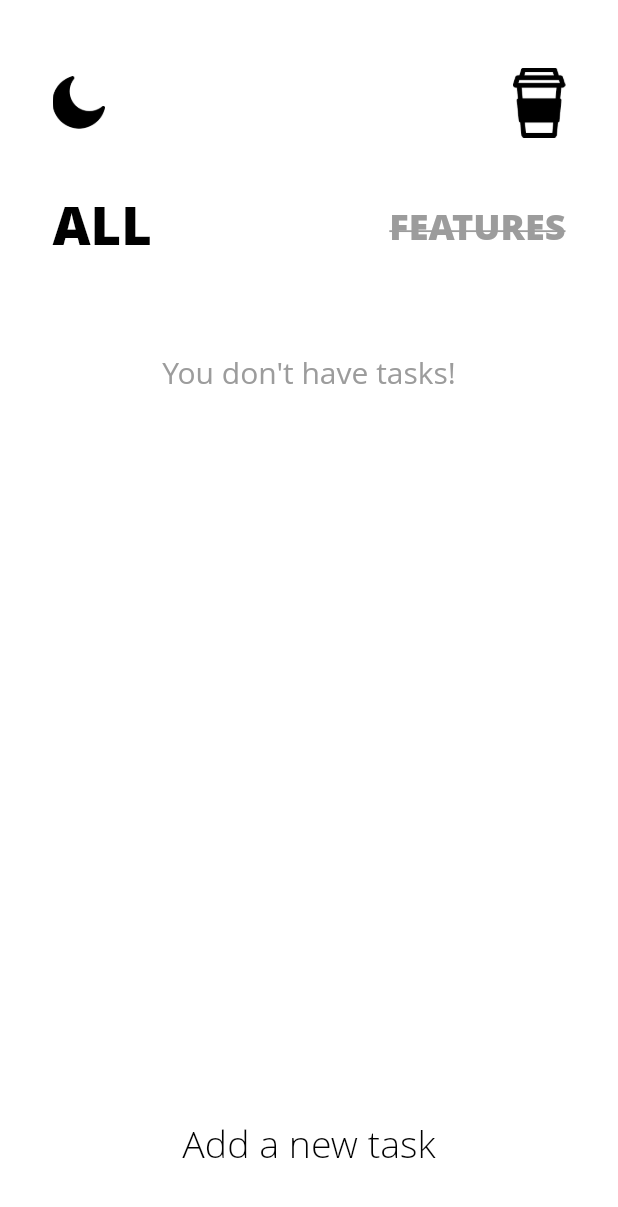
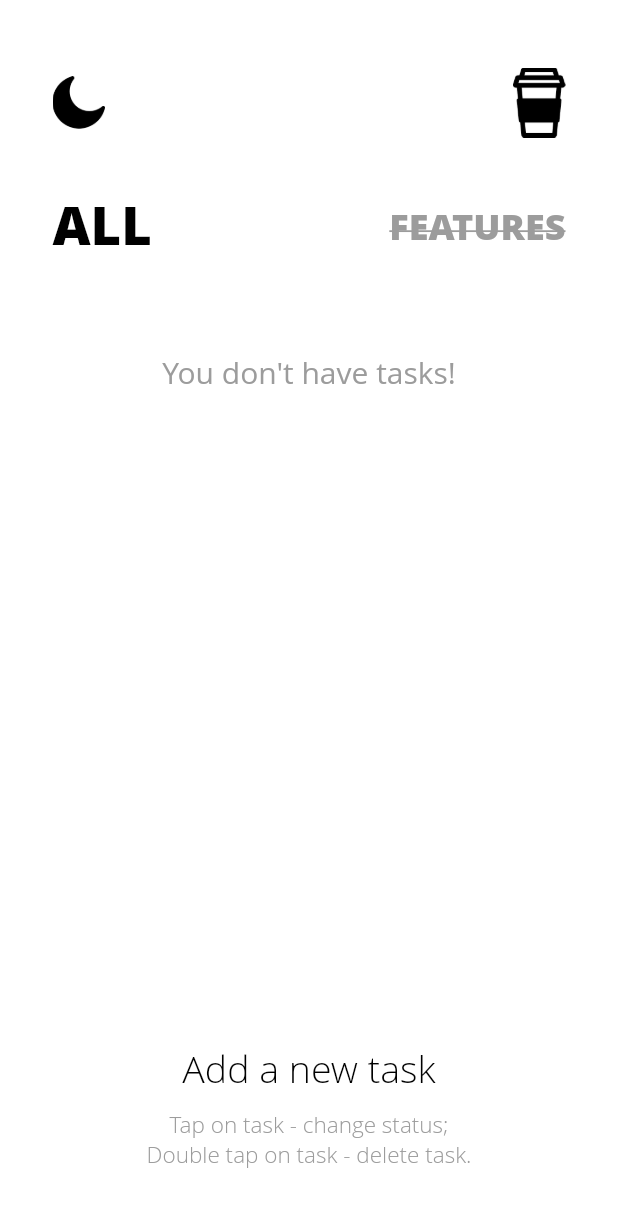
Before and after one commit to denver-code/noto, a Flutter app: the screen it shows after launch, on a phone screen of 412 x 824 dp. Shown: the top 1207 px of the screen. Run offline on Flutter 3.47's test engine with Material 2 defaults, Android fonts, the phone set to English and light mode, and no system bars; our stand-ins replace package_info_plus, shared_preferences; Roboto replaces fonts that are missing (Open Sans).

Commit message:
update 1.0.2+2

```diff
--- a/lib/screens/todo_screen.dart
+++ b/lib/screens/todo_screen.dart
@@ -272,7 +272,19 @@ class _ToDoScreenState extends State<ToDoScreen> {
                   fontWeight: FontWeight.w300,
                 ),
               ),
-            )
+            ),
+            const SizedBox(
+              height: 10,
+            ),
+            Text(
+              "Tap on task - change status;\nDouble tap on task - delete task.",
+              textAlign: TextAlign.center,
+              style: TextStyle(
+                color: HexColor.fromHex("#9C9C9C"),
+                fontSize: 15,
+                fontWeight: FontWeight.w300,
+              ),
+            ),
           ],
         ),
       )),
--- a/pubspec.yaml
+++ b/pubspec.yaml
@@ -15,7 +15,7 @@ publish_to: 'none' # Remove this line if you wish to publish to pub.dev
 # In iOS, build-name is used as CFBundleShortVersionString while build-number used as CFBundleVersion.
 # Read more about iOS versioning at
 # https://developer.apple.com/library/archive/documentation/General/Reference/InfoPlistKeyReference/Articles/CoreFoundationKeys.html
-version: 1.0.1+1
+version: 1.0.2+2
 
 environment:
   sdk: ">=2.17.6 <3.0.0"
```
